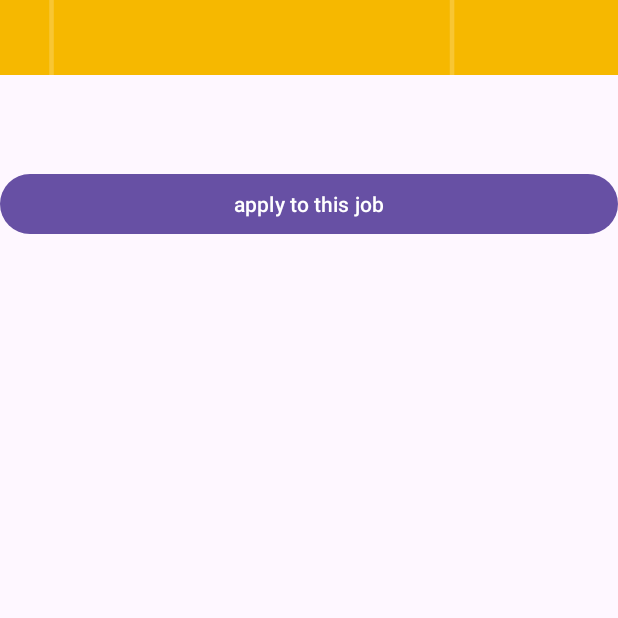
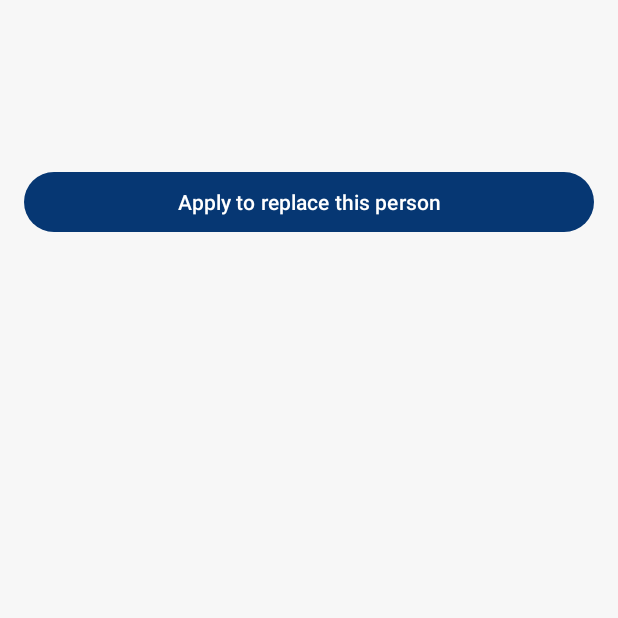
Before and after one commit to jenxwa/Simple-Blog-Android, an Android app: the BlogDetailActivity screen opened directly, with no data from a screen before it, on a phone screen of 412 x 824 dp, the top half of it. Run offline under Robolectric (Android 15) with nearby library versions, the phone set to English and light mode, and no system bars; 1 statement that could not run was skipped.

```diff
--- a/app/src/main/res/layout/layout_blog_details.xml
+++ b/app/src/main/res/layout/layout_blog_details.xml
@@ -1,48 +1,54 @@
 <?xml version="1.0" encoding="utf-8"?>
 <ScrollView xmlns:android="http://schemas.android.com/apk/res/android"
+    xmlns:app="http://schemas.android.com/apk/res-auto"
     xmlns:tools="http://schemas.android.com/tools"
     android:layout_width="match_parent"
-    android:layout_height="match_parent">
+    android:layout_height="match_parent"
+    android:background="#F7F7F7">
 
     <LinearLayout
         android:layout_width="match_parent"
         android:layout_height="wrap_content"
-        android:orientation="vertical">
-
-        <ImageView
-            android:id="@+id/detail_blog_image"
-            android:layout_width="match_parent"
-            android:layout_height="50dp"
-            android:scaleType="centerCrop"
-            android:contentDescription="BannerImage"
-            android:src="@drawable/ic_launcher_background" />
+        android:orientation="vertical"
+        android:padding="16dp">
 
         <TextView
             android:id="@+id/detail_blog_title"
             android:layout_width="wrap_content"
             android:layout_height="wrap_content"
-            android:textSize="25sp"
-            tools:text="Title" />
+            android:textSize="24sp"
+            android:textStyle="bold"
+            android:textColor="#333333"
+            tools:text="Title of the Blog Post" />
 
         <LinearLayout
             android:id="@+id/detail_blog_chip_container"
             android:layout_width="match_parent"
             android:layout_height="wrap_content"
             android:orientation="horizontal"
+            android:layout_marginTop="8dp"
             tools:layout_height="20dp" />
 
         <TextView
             android:id="@+id/detail_blog_description"
             android:layout_width="match_parent"
             android:layout_height="wrap_content"
-            tools:text="@string/lorem_ipsum" />
+            android:layout_marginTop="16dp"
+            android:textSize="16sp"
+            android:textColor="#555555"
+            tools:text="Lorem ipsum dolor sit amet, consectetur adipiscing elit. Sed commodo..." />
 
         <com.google.android.material.button.MaterialButton
             android:id="@+id/detail_blog_apply_button"
             android:layout_width="match_parent"
-            android:layout_height="wrap_content"
-            android:layout_marginTop="8dp"
-            android:text="apply to this job" />
+            android:layout_height="48dp"
+            android:layout_marginTop="16dp"
+            android:text="Apply to replace this person"
+            app:backgroundTint="@color/c24_blue"
+            app:cornerRadius="80dp"
+            app:strokeColor="@color/c24_blue"
+            app:elevation="2dp"
+            android:textColor="#FFFFFF" />
 
     </LinearLayout>
 </ScrollView>
```
